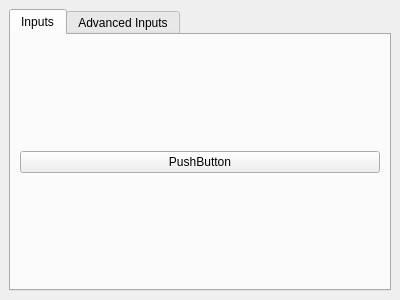
Qt form Source/Applications/DREAM3D/UI_Files/QFilterInputDockWidget.ui (BlueQuartzSoftware/DREAM3D) before a commit.
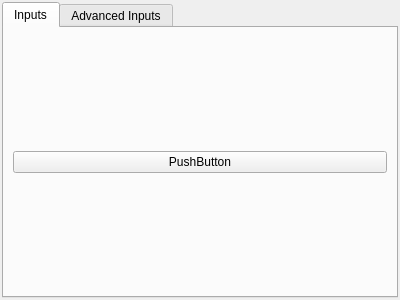
The same form after that commit.

Patch:
```diff
--- a/Source/Applications/DREAM3D/UI_Files/QFilterInputDockWidget.ui
+++ b/Source/Applications/DREAM3D/UI_Files/QFilterInputDockWidget.ui
@@ -1,7 +1,7 @@
 <?xml version="1.0" encoding="UTF-8"?>
 <ui version="4.0">
  <class>QFilterInputDockWidget</class>
- <widget class="QDockWidget" name="QFilterInputDockWidget">
+ <widget class="QWidget" name="QFilterInputDockWidget">
   <property name="geometry">
    <rect>
     <x>0</x>
@@ -27,18 +27,9 @@
 }
 </string>
   </property>
-  <widget class="QWidget" name="dockWidgetContents">
-   <property name="geometry">
-    <rect>
-     <x>0</x>
-     <y>0</y>
-     <width>201</width>
-     <height>84</height>
-    </rect>
-   </property>
    <layout class="QGridLayout" name="gridLayout">
-    <property name="spacing">
-     <number>0</number>
+   <property name="margin">
+    <number>2</number>
     </property>
     <item row="0" column="0">
      <widget class="QTabWidget" name="filterInputTabWidget">
@@ -49,8 +40,8 @@
        <attribute name="title">
         <string>Inputs</string>
        </attribute>
-       <layout class="QVBoxLayout" name="verticalLayout">
-        <item>
+      <layout class="QGridLayout" name="gridLayout_2">
+       <item row="0" column="0">
          <widget class="QPushButton" name="pushButton">
           <property name="text">
            <string>PushButton</string>
@@ -67,7 +58,6 @@
      </widget>
     </item>
    </layout>
-  </widget>
  </widget>
  <resources/>
  <connections/>
```
Lines whose indentation alone changed are shown as unchanged.
